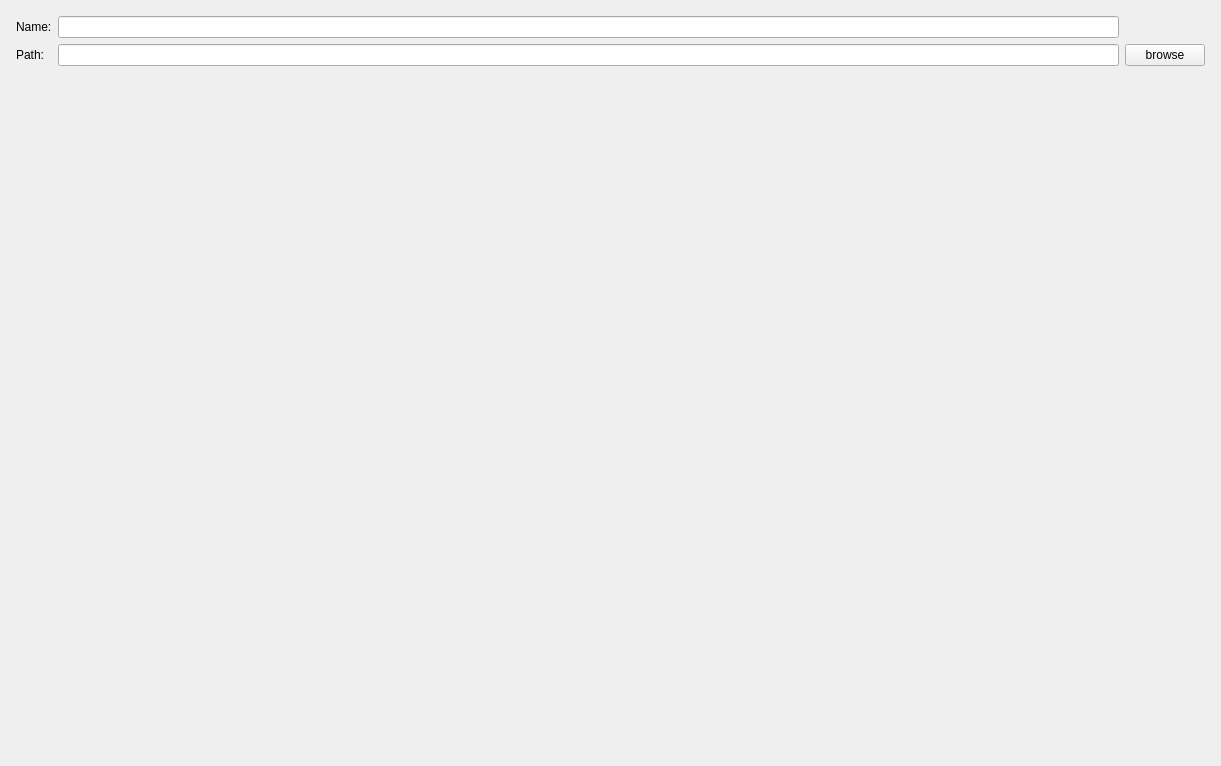
Old version of the form prosetpage.ui in the repository zombieQQ/Album_QT.
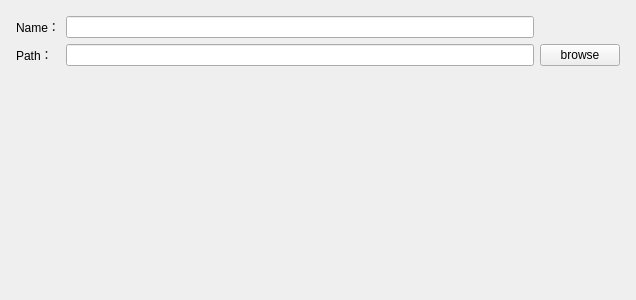
New version of the form.

The edit to the form file:
```diff
--- a/prosetpage.ui
+++ b/prosetpage.ui
@@ -6,15 +6,15 @@
    <rect>
     <x>0</x>
     <y>0</y>
-    <width>1221</width>
-    <height>766</height>
+    <width>636</width>
+    <height>300</height>
    </rect>
   </property>
   <property name="windowTitle">
    <string>WizardPage</string>
   </property>
   <layout class="QGridLayout" name="gridLayout_2">
-   <item row="0" column="1">
+   <item row="0" column="0">
     <layout class="QGridLayout" name="gridLayout">
      <property name="leftMargin">
       <number>5</number>
@@ -29,33 +29,33 @@
       <number>5</number>
      </property>
      <item row="1" column="0">
-      <widget class="QLabel" name="label">
-       <property name="text">
-        <string>Name:</string>
-       </property>
-      </widget>
-     </item>
-     <item row="1" column="2">
-      <widget class="QLineEdit" name="lineEdit"/>
-     </item>
-     <item row="2" column="0">
       <widget class="QLabel" name="label_2">
        <property name="text">
-        <string>Path:</string>
+        <string>Path：</string>
        </property>
       </widget>
      </item>
-     <item row="2" column="2">
+     <item row="1" column="1">
       <widget class="QLineEdit" name="lineEdit_2"/>
      </item>
-     <item row="2" column="3">
+     <item row="0" column="1">
+      <widget class="QLineEdit" name="lineEdit"/>
+     </item>
+     <item row="0" column="0">
+      <widget class="QLabel" name="label">
+       <property name="text">
+        <string>Name：</string>
+       </property>
+      </widget>
+     </item>
+     <item row="1" column="2">
       <widget class="QPushButton" name="pushButton">
        <property name="text">
         <string>browse</string>
        </property>
       </widget>
      </item>
-     <item row="3" column="2">
+     <item row="2" column="1">
       <widget class="QLabel" name="tips">
        <property name="text">
         <string/>
```
